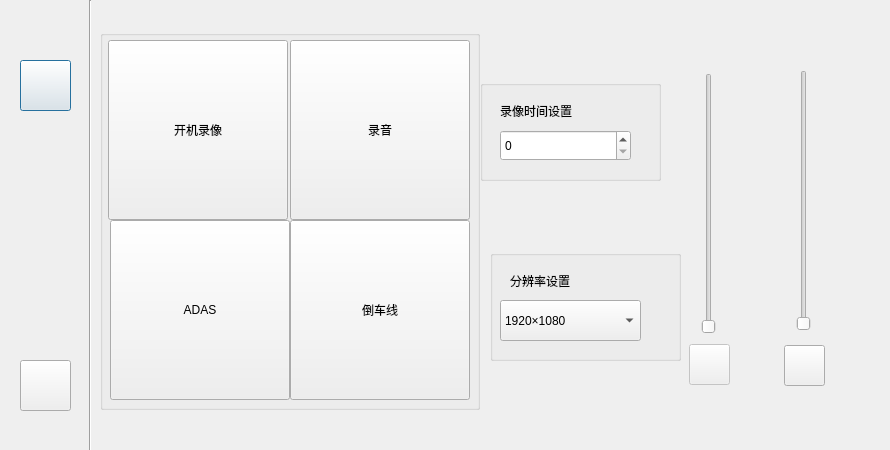
Above: setfirst.ui from jjzhang166/DvrUI before the change. Below: the same form after it.
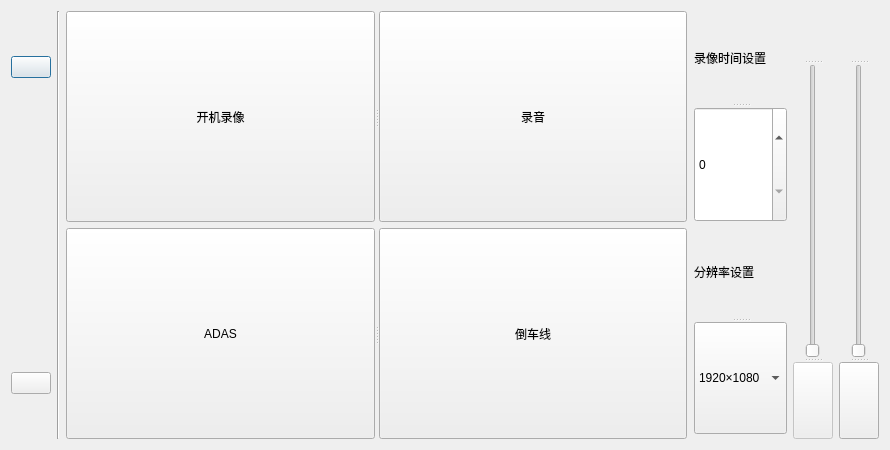
That is the form after the change. Icons and pictures are not drawn.

Commit message: layout布局

```diff
--- a/setfirst.ui
+++ b/setfirst.ui
@@ -13,15 +13,26 @@
   <property name="windowTitle">
    <string>Dialog</string>
   </property>
+  <layout class="QGridLayout" name="gridLayout_2">
+   <item row="0" column="0">
+    <layout class="QHBoxLayout" name="horizontalLayout_2">
+     <item>
+      <layout class="QVBoxLayout" name="verticalLayout">
+       <item>
+        <spacer name="verticalSpacer_2">
+         <property name="orientation">
+          <enum>Qt::Vertical</enum>
+         </property>
+         <property name="sizeHint" stdset="0">
+          <size>
+           <width>20</width>
+           <height>18</height>
+          </size>
+         </property>
+        </spacer>
+       </item>
+       <item>
   <widget class="QPushButton" name="settingsButton">
-   <property name="geometry">
-    <rect>
-     <x>20</x>
-     <y>60</y>
-     <width>51</width>
-     <height>51</height>
-    </rect>
-   </property>
    <property name="styleSheet">
     <string notr="true">background-image:url(:/setting.png)</string>
    </property>
@@ -29,15 +40,22 @@
     <string/>
    </property>
   </widget>
+       </item>
+       <item>
+        <spacer name="verticalSpacer">
+         <property name="orientation">
+          <enum>Qt::Vertical</enum>
+         </property>
+         <property name="sizeHint" stdset="0">
+          <size>
+           <width>20</width>
+           <height>288</height>
+          </size>
+         </property>
+        </spacer>
+       </item>
+       <item>
   <widget class="QPushButton" name="returnButton">
-   <property name="geometry">
-    <rect>
-     <x>20</x>
-     <y>360</y>
-     <width>51</width>
-     <height>51</height>
-    </rect>
-   </property>
    <property name="styleSheet">
     <string notr="true">background-image:url(:/return.png)</string>
    </property>
@@ -45,141 +63,105 @@
     <string/>
    </property>
   </widget>
+       </item>
+       <item>
+        <spacer name="verticalSpacer_3">
+         <property name="orientation">
+          <enum>Qt::Vertical</enum>
+         </property>
+         <property name="sizeHint" stdset="0">
+          <size>
+           <width>20</width>
+           <height>18</height>
+          </size>
+         </property>
+        </spacer>
+       </item>
+      </layout>
+     </item>
+     <item>
   <widget class="Line" name="line">
-   <property name="geometry">
-    <rect>
-     <x>80</x>
-     <y>0</y>
-     <width>20</width>
-     <height>451</height>
-    </rect>
-   </property>
    <property name="orientation">
     <enum>Qt::Vertical</enum>
    </property>
   </widget>
-  <widget class="QGroupBox" name="groupBox">
-   <property name="geometry">
-    <rect>
-     <x>100</x>
-     <y>30</y>
-     <width>380</width>
-     <height>380</height>
-    </rect>
-   </property>
-   <property name="title">
-    <string/>
+     </item>
+     <item>
+      <layout class="QGridLayout" name="gridLayout">
+       <item row="0" column="0">
+        <widget class="QSplitter" name="splitter_6">
+         <property name="orientation">
+          <enum>Qt::Horizontal</enum>
    </property>
    <widget class="QPushButton" name="movieButton">
-    <property name="geometry">
-     <rect>
-      <x>8</x>
-      <y>10</y>
-      <width>180</width>
-      <height>180</height>
-     </rect>
-    </property>
     <property name="text">
      <string>开机录像</string>
     </property>
    </widget>
    <widget class="QPushButton" name="audioButton">
-    <property name="geometry">
-     <rect>
-      <x>190</x>
-      <y>10</y>
-      <width>180</width>
-      <height>180</height>
-     </rect>
-    </property>
     <property name="text">
      <string>录音</string>
     </property>
    </widget>
+        </widget>
+       </item>
+       <item row="1" column="0">
+        <widget class="QSplitter" name="splitter_7">
+         <property name="orientation">
+          <enum>Qt::Horizontal</enum>
+         </property>
    <widget class="QPushButton" name="ADASButton">
-    <property name="geometry">
-     <rect>
-      <x>10</x>
-      <y>190</y>
-      <width>180</width>
-      <height>180</height>
-     </rect>
-    </property>
     <property name="text">
      <string>ADAS</string>
     </property>
    </widget>
    <widget class="QPushButton" name="reverseButton">
-    <property name="geometry">
-     <rect>
-      <x>190</x>
-      <y>190</y>
-      <width>180</width>
-      <height>180</height>
-     </rect>
-    </property>
     <property name="text">
      <string>倒车线</string>
     </property>
    </widget>
   </widget>
-  <widget class="QGroupBox" name="groupBox_2">
-   <property name="geometry">
-    <rect>
-     <x>480</x>
-     <y>80</y>
-     <width>181</width>
-     <height>101</height>
-    </rect>
-   </property>
-   <property name="title">
-    <string/>
-   </property>
-   <widget class="QSpinBox" name="movieTimeSetting">
-    <property name="geometry">
-     <rect>
-      <x>20</x>
-      <y>50</y>
-      <width>131</width>
-      <height>31</height>
-     </rect>
-    </property>
-   </widget>
+       </item>
+      </layout>
+     </item>
+     <item>
+      <layout class="QVBoxLayout" name="verticalLayout_2" stretch="0,0">
+       <property name="spacing">
+        <number>4</number>
+       </property>
+       <property name="leftMargin">
+        <number>1</number>
+       </property>
+       <property name="topMargin">
+        <number>2</number>
+       </property>
+       <property name="bottomMargin">
+        <number>5</number>
+       </property>
+       <item>
+        <widget class="QSplitter" name="splitter">
+         <property name="orientation">
+          <enum>Qt::Vertical</enum>
+         </property>
    <widget class="QLabel" name="label">
-    <property name="geometry">
-     <rect>
-      <x>20</x>
-      <y>20</y>
-      <width>121</width>
-      <height>21</height>
-     </rect>
-    </property>
     <property name="text">
      <string>录像时间设置</string>
     </property>
    </widget>
-  </widget>
-  <widget class="QGroupBox" name="groupBox_3">
-   <property name="geometry">
-    <rect>
-     <x>490</x>
-     <y>250</y>
-     <width>191</width>
-     <height>111</height>
-    </rect>
-   </property>
-   <property name="title">
-    <string/>
-   </property>
+         <widget class="QSpinBox" name="movieTimeSetting"/>
+        </widget>
+       </item>
+       <item>
+        <widget class="QSplitter" name="splitter_2">
+         <property name="orientation">
+          <enum>Qt::Vertical</enum>
+         </property>
+         <widget class="QLabel" name="label_2">
+          <property name="text">
+           <string>分辨率设置</string>
+          </property>
+         </widget>
    <widget class="QComboBox" name="comboBox">
-    <property name="geometry">
-     <rect>
-      <x>10</x>
-      <y>50</y>
-      <width>141</width>
-      <height>41</height>
-     </rect>
-    </property>
     <item>
      <property name="text">
       <string>1920×1080</string>
@@ -191,55 +173,18 @@
      </property>
     </item>
    </widget>
-   <widget class="QLabel" name="label_2">
-    <property name="geometry">
-     <rect>
-      <x>20</x>
-      <y>20</y>
-      <width>111</width>
-      <height>21</height>
-     </rect>
-    </property>
-    <property name="text">
-     <string>分辨率设置</string>
-    </property>
-   </widget>
-  </widget>
-  <widget class="QSlider" name="lightSlider">
-   <property name="geometry">
-    <rect>
-     <x>673</x>
-     <y>73</y>
-     <width>71</width>
-     <height>261</height>
-    </rect>
-   </property>
+        </widget>
+       </item>
+      </layout>
+     </item>
+     <item>
+      <layout class="QHBoxLayout" name="horizontalLayout">
+       <item>
+        <widget class="QSplitter" name="splitter_3">
    <property name="orientation">
     <enum>Qt::Vertical</enum>
    </property>
-  </widget>
-  <widget class="QSlider" name="voiceSlider">
-   <property name="geometry">
-    <rect>
-     <x>783</x>
-     <y>70</y>
-     <width>41</width>
-     <height>261</height>
-    </rect>
-   </property>
-   <property name="orientation">
-    <enum>Qt::Vertical</enum>
-   </property>
-  </widget>
   <widget class="QLabel" name="lightLabel">
-   <property name="geometry">
-    <rect>
-     <x>683</x>
-     <y>40</y>
-     <width>41</width>
-     <height>31</height>
-    </rect>
-   </property>
    <property name="text">
     <string/>
    </property>
@@ -247,34 +192,15 @@
     <set>Qt::AlignCenter</set>
    </property>
   </widget>
-  <widget class="QLabel" name="voiceLabel">
-   <property name="geometry">
-    <rect>
-     <x>783</x>
-     <y>40</y>
-     <width>31</width>
-     <height>31</height>
-    </rect>
-   </property>
-   <property name="text">
-    <string/>
-   </property>
-   <property name="alignment">
-    <set>Qt::AlignCenter</set>
+         <widget class="QSlider" name="lightSlider">
+          <property name="orientation">
+           <enum>Qt::Vertical</enum>
    </property>
   </widget>
   <widget class="QPushButton" name="lightButton">
    <property name="enabled">
     <bool>false</bool>
    </property>
-   <property name="geometry">
-    <rect>
-     <x>689</x>
-     <y>344</y>
-     <width>41</width>
-     <height>41</height>
-    </rect>
-   </property>
    <property name="styleSheet">
     <string notr="true">background-image:url(:/light.png)</string>
    </property>
@@ -282,18 +208,30 @@
     <string/>
    </property>
   </widget>
+        </widget>
+       </item>
+       <item>
+        <widget class="QSplitter" name="splitter_4">
+         <property name="orientation">
+          <enum>Qt::Vertical</enum>
+         </property>
+         <widget class="QLabel" name="voiceLabel">
+          <property name="text">
+           <string/>
+          </property>
+          <property name="alignment">
+           <set>Qt::AlignCenter</set>
+          </property>
+         </widget>
+         <widget class="QSlider" name="voiceSlider">
+          <property name="orientation">
+           <enum>Qt::Vertical</enum>
+          </property>
+         </widget>
   <widget class="QPushButton" name="voiceButton">
    <property name="enabled">
     <bool>true</bool>
    </property>
-   <property name="geometry">
-    <rect>
-     <x>784</x>
-     <y>345</y>
-     <width>41</width>
-     <height>41</height>
-    </rect>
-   </property>
    <property name="styleSheet">
     <string notr="true">background-image:url(:/voice.png)</string>
    </property>
@@ -301,6 +239,13 @@
     <string/>
    </property>
   </widget>
+        </widget>
+       </item>
+      </layout>
+     </item>
+    </layout>
+   </item>
+  </layout>
  </widget>
  <resources/>
  <connections/>
```
Lines whose indentation alone changed are shown as unchanged. The commit also changes 18 other files.
